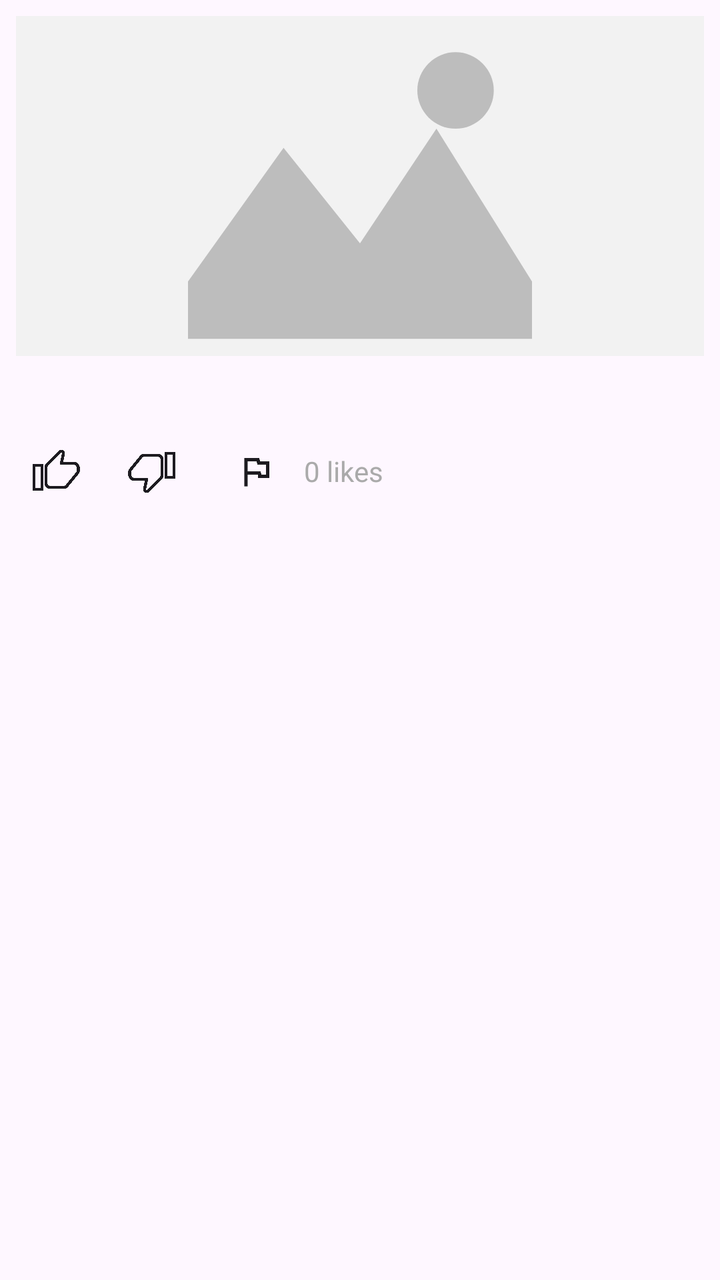
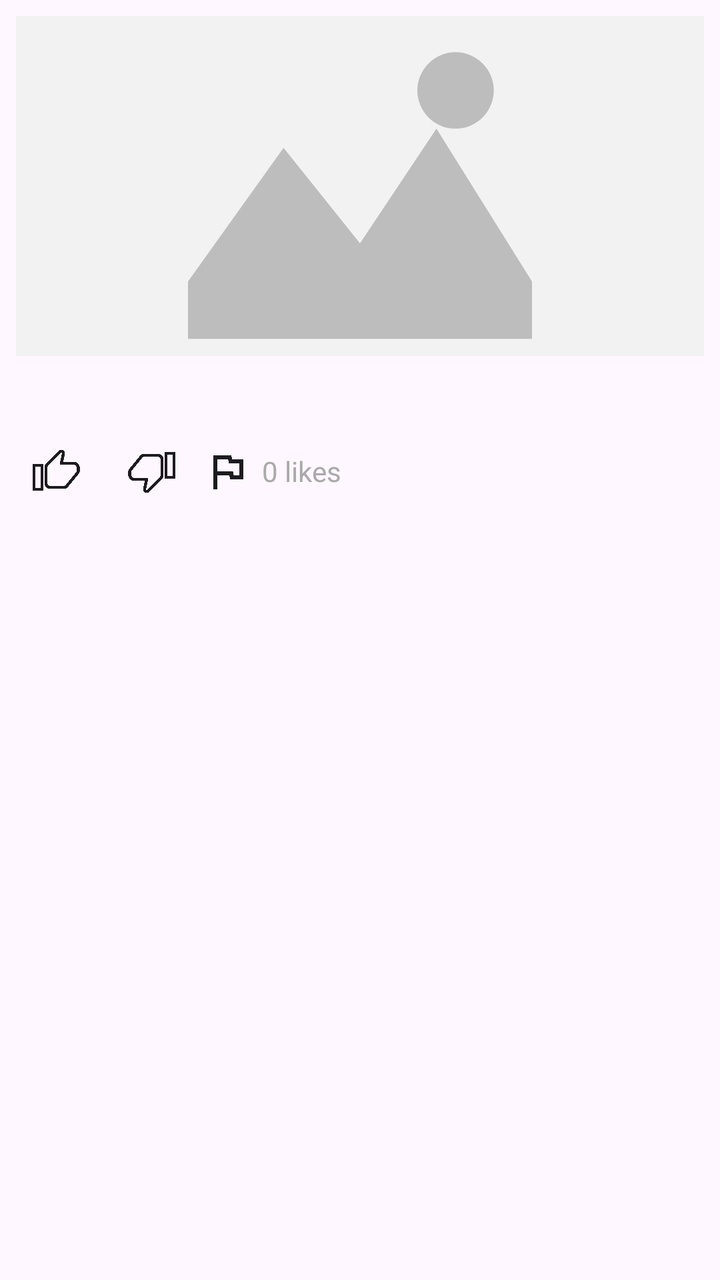

An Android layout rendered at two revisions. The XML below is the earlier revision; the diff shows what the commit changed to produce the second picture.
<!-- AndroidManifest.xml: application theme Theme.VassarEats -->
<!-- res/layout/expandable_list_food_item.xml -->
<?xml version="1.0" encoding="utf-8"?>
<LinearLayout xmlns:android="http://schemas.android.com/apk/res/android"
    xmlns:app="http://schemas.android.com/apk/res-auto"
    android:layout_width="match_parent"
    android:layout_height="wrap_content"
    android:orientation="vertical"
    android:padding="8dp">

    <com.facebook.shimmer.ShimmerFrameLayout
        android:id="@+id/imageShimmer"
        android:layout_width="96dp"
        android:layout_height="72dp"
        android:visibility="gone"
        app:shimmer_auto_start="false"
        app:shimmer_duration="1000">

        <View
            android:layout_width="match_parent"
            android:layout_height="match_parent"
            android:background="@color/gray" />
    </com.facebook.shimmer.ShimmerFrameLayout>

    <ImageView
        android:id="@+id/imageViewFood"
        android:layout_width="match_parent"
        android:layout_height="170dp"
        android:scaleType="centerCrop"
        android:contentDescription="Food image"
        android:src="@drawable/ic_image_placeholder" />

    <TextView
        android:id="@+id/foodItemName"
        android:layout_width="match_parent"
        android:layout_height="wrap_content"
        android:textSize="16sp"
        android:textColor="@android:color/darker_gray"
        android:padding="4dp" />

    <LinearLayout
        android:layout_width="match_parent"
        android:layout_height="wrap_content"
        android:orientation="horizontal"
        android:layout_marginTop="8dp"
        android:gravity="center_vertical">

        <ImageButton
            android:id="@+id/likeButton"
            android:layout_width="40dp"
            android:layout_height="40dp"
            android:background="?selectableItemBackgroundBorderless"
            app:srcCompat="@drawable/ic_thumb_up_outline"
            app:tint="?attr/colorOnSurface"
            android:contentDescription="@string/like_button" />

        <ImageButton
            android:id="@+id/dislikeButton"
            android:layout_width="40dp"
            android:layout_height="40dp"
            android:layout_marginStart="8dp"
            android:background="?selectableItemBackgroundBorderless"
            app:srcCompat="@drawable/ic_thumb_down_outline"
            app:tint="?attr/colorOnSurface"
            android:contentDescription="@string/dislike_button" />

        <com.google.android.material.button.MaterialButton
            android:id="@+id/reportImageButton"
            style="@style/Widget.Material3.Button.IconButton"
            android:layout_width="40dp"
            android:layout_height="40dp"
            android:layout_marginStart="8dp"
            android:contentDescription="@string/report_image"
            app:icon="@drawable/ic_flag_outline"
            app:iconTint="?attr/colorOnSurface"
            app:rippleColor="?attr/colorControlHighlight" />

        <TextView
            android:id="@+id/likesCount"
            android:layout_width="wrap_content"
            android:layout_height="wrap_content"
            android:layout_marginStart="8dp"
            android:text="0 likes"
            android:textColor="@android:color/darker_gray"
            android:textSize="14sp" />

    </LinearLayout>
</LinearLayout>
<!-- resources referenced by this layout -->
<resources>
  <color name="gray">#BDBDBD</color>
  <!-- drawable ic_flag_outline (drawable) -->
  <?xml version="1.0" encoding="utf-8"?>
  <vector xmlns:android="http://schemas.android.com/apk/res/android"
      android:width="24dp"
      android:height="24dp"
      android:viewportWidth="24"
      android:viewportHeight="24">
      <path
          android:fillColor="@android:color/transparent"
          android:pathData="M0,0h24v24h-24z"/>
      <path
          android:fillColor="?attr/colorOnSurface"
          android:pathData="M14.4,6L14,4H5v17h2v-7h6l0.4,2H20V6zM18,14h-2.8l-0.4,-2H7V6h5.4l0.4,2H18z"/>
  </vector>
  <!-- drawable ic_image_placeholder (drawable) -->
  <?xml version="1.0" encoding="utf-8"?>
  <layer-list xmlns:android="http://schemas.android.com/apk/res/android">
  
      
      <item>
          <shape android:shape="rectangle">
              <solid android:color="#F2F2F2"/>
              <corners android:radius="8dp"/>
          </shape>
      </item>
  
      
      <item android:top="6dp" android:bottom="6dp" android:left="6dp" android:right="6dp">
          <vector
              android:width="24dp"
              android:height="24dp"
              android:viewportWidth="24"
              android:viewportHeight="24">
  
              
              <path
                  android:fillColor="#BDBDBD"
                  android:pathData="M3,17 L8,10 L12,15 L16,9 L21,17 L21,20 L3,20 Z" />
  
              
              <path
                  android:fillColor="#BDBDBD"
                  android:pathData="M17,7 m-2,0 a2,2 0 1,0 4,0 a2,2 0 1,0 -4,0" />
          </vector>
      </item>
  </layer-list>
  <!-- drawable ic_thumb_down_outline (drawable) -->
  <?xml version="1.0" encoding="utf-8"?>
  <vector xmlns:android="http://schemas.android.com/apk/res/android"
      android:width="24dp"
      android:height="24dp"
      android:viewportWidth="24"
      android:viewportHeight="24">
      <group
          android:rotation="180"
          android:pivotX="12"
          android:pivotY="12">
          <path
              android:fillColor="@android:color/transparent"
              android:strokeColor="#FF000000"
              android:strokeWidth="1.5"
              android:strokeLineJoin="round"
              android:strokeLineCap="round"
              android:pathData="M1,21h4V9H1v12zM23,10c0-1.1-0.9-2-2-2h-6.31l0.95-4.57 0.03-0.32c0-0.41-0.17-0.79-0.44-1.06L14.17,2 7.59,8.59C7.22,8.95 7,9.45 7,10v8c0,1.1 0.9,2 2,2h7c0.83,0 1.54-0.5 1.84-1.22L23,12.5c0.09-0.27 0.14-0.55 0.14-0.85V10z"/>
      </group>
  </vector>
  <!-- drawable ic_thumb_up_outline (drawable) -->
  <?xml version="1.0" encoding="utf-8"?>
  <vector xmlns:android="http://schemas.android.com/apk/res/android"
      android:width="24dp"
      android:height="24dp"
      android:viewportWidth="24"
      android:viewportHeight="24">
      
      <path
          android:fillColor="@android:color/transparent"
          android:strokeColor="#FF000000"
          android:strokeWidth="1.5"
          android:strokeLineJoin="round"
          android:strokeLineCap="round"
          android:pathData="M1,21h4V9H1v12zM23,10c0-1.1-0.9-2-2-2h-6.31l0.95-4.57 0.03-0.32c0-0.41-0.17-0.79-0.44-1.06L14.17,2 7.59,8.59C7.22,8.95 7,9.45 7,10v8c0,1.1 0.9,2 2,2h7c0.83,0 1.54-0.5 1.84-1.22L23,12.5c0.09-0.27 0.14-0.55 0.14-0.85V10z"/>
  </vector>
  <string name="dislike_button">Dislike button</string>
  <string name="like_button">Like button</string>
  <string name="report_image">Report image</string>
  <style name="Theme.VassarEats" parent="Base.Theme.VassarEats" />
  <style name="Base.Theme.VassarEats" parent="Theme.Material3.DayNight.NoActionBar">
          
          
      </style>
</resources>

<!-- the commit's change to res/layout/expandable_list_food_item.xml (unified diff, before → after) -->
@@ -62,14 +62,14 @@
             app:tint="?attr/colorOnSurface"
             android:contentDescription="@string/dislike_button" />
 
-        <com.google.android.material.button.MaterialButton
+        <ImageButton
             android:id="@+id/reportImageButton"
             style="@style/Widget.Material3.Button.IconButton"
-            android:layout_width="40dp"
-            android:layout_height="40dp"
+            android:layout_width="19dp"
+            android:layout_height="30dp"
             android:layout_marginStart="8dp"
             android:contentDescription="@string/report_image"
-            app:icon="@drawable/ic_flag_outline"
+            app:srcCompat="@drawable/ic_flag_outline"
             app:iconTint="?attr/colorOnSurface"
             app:rippleColor="?attr/colorControlHighlight" />
 
